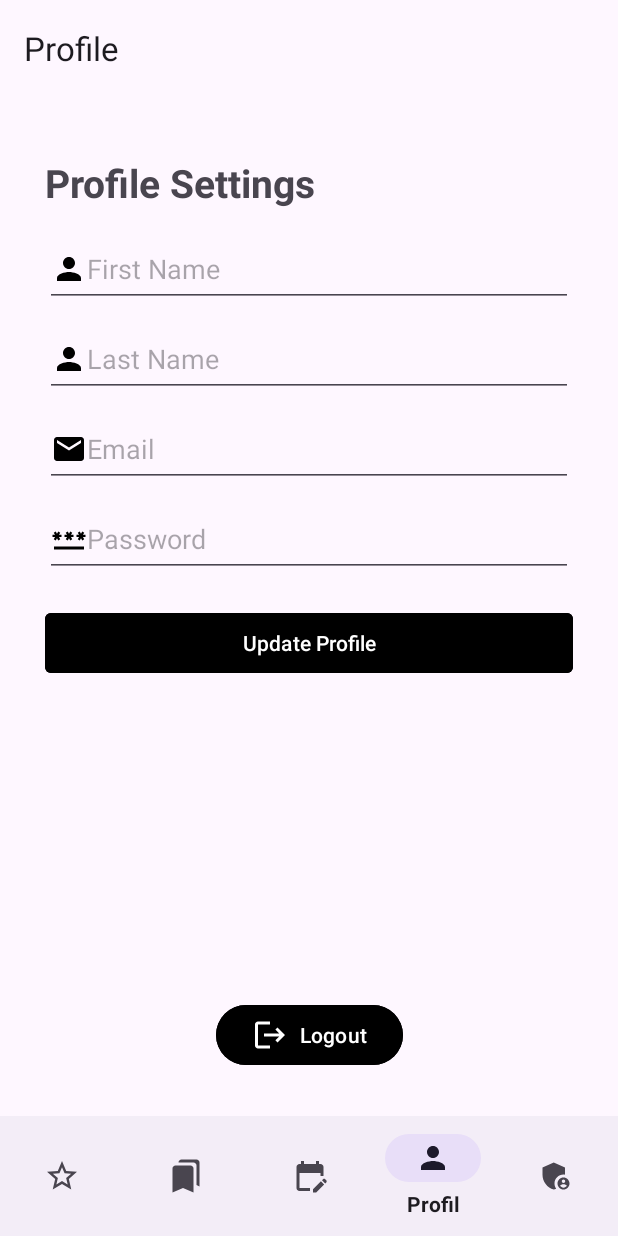
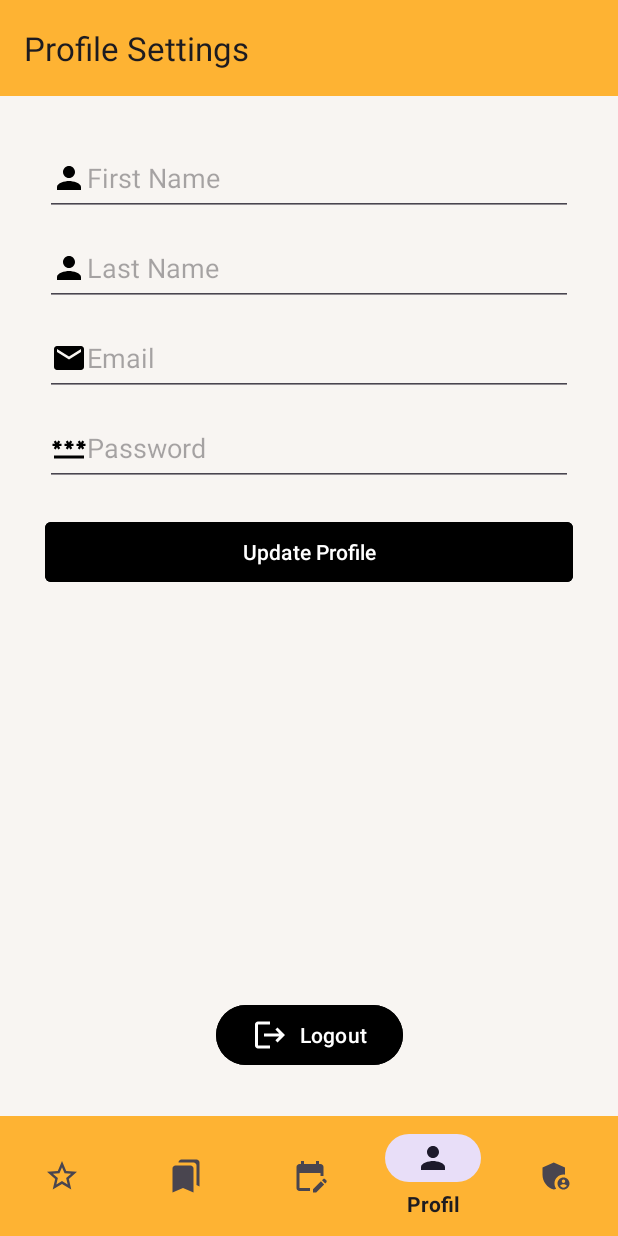
Before and after one commit to mustafa0398/DeskBooking, an Android app: the ProfileFragment screen opened through its navigation route, on a phone screen of 412 x 824 dp. Run offline under Robolectric (Android 15) with nearby library versions, the phone set to English and light mode, and no system bars; our stand-ins replace navigation-ui; 1 statement that could not run was skipped.

Commit message:
changed colors, removed back action arrows, fine tunings in layouts

```diff
--- a/app/src/main/res/layout/activity_main.xml
+++ b/app/src/main/res/layout/activity_main.xml
@@ -10,6 +10,7 @@
         android:id="@+id/toolbar"
         android:layout_width="0dp"
         android:layout_height="wrap_content"
+        android:background="@color/yellow"
         app:layout_constraintEnd_toEndOf="parent"
         app:layout_constraintStart_toStartOf="parent"
         app:layout_constraintTop_toTopOf="parent" />
@@ -17,6 +18,7 @@
     <androidx.fragment.app.FragmentContainerView
         android:id="@+id/nav_host_fragment"
         android:name="androidx.navigation.fragment.NavHostFragment"
+        android:background="@color/green"
         android:layout_width="0dp"
         android:layout_height="0dp"
         app:defaultNavHost="true"
@@ -30,6 +32,7 @@
         android:id="@+id/bottomNav"
         android:layout_width="match_parent"
         android:layout_height="wrap_content"
+        android:background="@color/yellow"
         app:itemTextAppearanceActive="@dimen/bottom_nav_active_text_size"
         app:itemTextAppearanceInactive="@dimen/bottom_nav_text_size"
         app:layout_constraintTop_toBottomOf="@id/nav_host_fragment"
--- a/app/src/main/res/layout/fragment_profile.xml
+++ b/app/src/main/res/layout/fragment_profile.xml
@@ -7,30 +7,17 @@
     tools:context=".ui.profile.ProfileFragment">
 
 
-    <TextView
-        android:id="@+id/tvAccountSetting"
-        android:layout_width="match_parent"
-        android:layout_height="wrap_content"
-        android:layout_marginHorizontal="30dp"
-        android:layout_marginTop="40dp"
-        android:text="Profile Settings"
-        android:textSize="26sp"
-        android:textStyle="bold"
-        app:layout_constraintEnd_toEndOf="parent"
-        app:layout_constraintStart_toStartOf="parent"
-        app:layout_constraintTop_toTopOf="parent" />
-
     <EditText
         android:id="@+id/etRegisterName"
         android:layout_width="0dp"
         android:layout_height="50dp"
         android:layout_marginHorizontal="30dp"
-        android:layout_marginTop="15dp"
+        android:layout_marginTop="30dp"
         android:drawableLeft="@drawable/person_icon"
         android:hint="First Name"
         app:layout_constraintEnd_toEndOf="parent"
         app:layout_constraintStart_toStartOf="parent"
-        app:layout_constraintTop_toBottomOf="@+id/tvAccountSetting" />
+        app:layout_constraintTop_toTopOf="parent" />
 
     <EditText
         android:id="@+id/etRegisterLastName"
--- a/app/src/main/res/layout/item_desks.xml
+++ b/app/src/main/res/layout/item_desks.xml
@@ -57,7 +57,7 @@
             android:layout_width="wrap_content"
             android:layout_height="wrap_content"
             android:src="@drawable/available_icon"
-            android:layout_marginTop="5dp"
+            android:layout_marginTop="13dp"
             android:layout_marginEnd="20dp"
             app:layout_constraintEnd_toStartOf="@+id/btnEquipment"
             app:layout_constraintTop_toTopOf="parent"/>
--- a/app/src/main/res/navigation/nav_graph.xml
+++ b/app/src/main/res/navigation/nav_graph.xml
@@ -23,7 +23,7 @@
     <fragment
         android:id="@+id/bookingplanFragment"
         android:name="com.codingschool.deskbooking.ui.bookingplan.offices.OfficesFragment"
-        android:label="Booking Plan - Office" >
+        android:label="Booking Plan - Offices" >
         <action
             android:id="@+id/action_bookingplanFragment_to_desksFragment"
             app:destination="@id/desksFragment" />
@@ -34,12 +34,12 @@
     <fragment
         android:id="@+id/favoritesFragment"
         android:name="com.codingschool.deskbooking.ui.favourite.FavouriteFragment"
-        android:label="Favoriten"
+        android:label="Favourite Desks"
         tools:layout="@layout/fragment_favourite" />
     <fragment
         android:id="@+id/profileFragment"
         android:name="com.codingschool.deskbooking.ui.profile.ProfileFragment"
-        android:label="Profile"
+        android:label="Profile Settings"
         tools:layout="@layout/fragment_profile" >
         <action
             android:id="@+id/action_profileFragment_to_loginFragment"
@@ -48,12 +48,12 @@
     <fragment
         android:id="@+id/administrationFragment"
         android:name="com.codingschool.deskbooking.ui.administration.AdminFragment"
-        android:label="Admin"
+        android:label="Administration"
         tools:layout="@layout/fragment_admin" />
     <fragment
         android:id="@+id/reservationFragment"
         android:name="com.codingschool.deskbooking.ui.reservation.ReservationFragment"
-        android:label="Reservation"
+        android:label="Your Reservations"
         tools:layout="@layout/fragment_reservation" />
     <fragment
         android:id="@+id/desksFragment"
--- a/app/src/main/res/values/colors.xml
+++ b/app/src/main/res/values/colors.xml
@@ -4,7 +4,9 @@
     <color name="white">#FFFFFFFF</color>
     <color name="colorApproved">#4CAF50</color>
     <color name="colorRejected">#F44336</color>
-    <color name="primary">#00BCD4</color>
-    <color name="primaryVariant">#2800BCD4</color>
-    <color name="secondary">#7000AAD4</color>
+    <color name="primary">#FEB333</color>
+    <color name="primaryVariant">#000000</color>
+    <color name="secondary">#000000</color>
+    <color name="green">#F8F5F2</color>
+    <color name="yellow">#FEB333</color>
 </resources>
```
Also changed, not shown: app/src/main/java/com/codingschool/deskbooking/MainActivity.kt (+6 -2 lines), app/src/main/java/com/codingschool/deskbooking/MyApplication.kt (+11 -1 lines), app/src/main/res/layout/fragment_favourite.xml (+1 -15 lines), app/src/main/res/layout/fragment_reservation.xml (+1 -17 lines).
